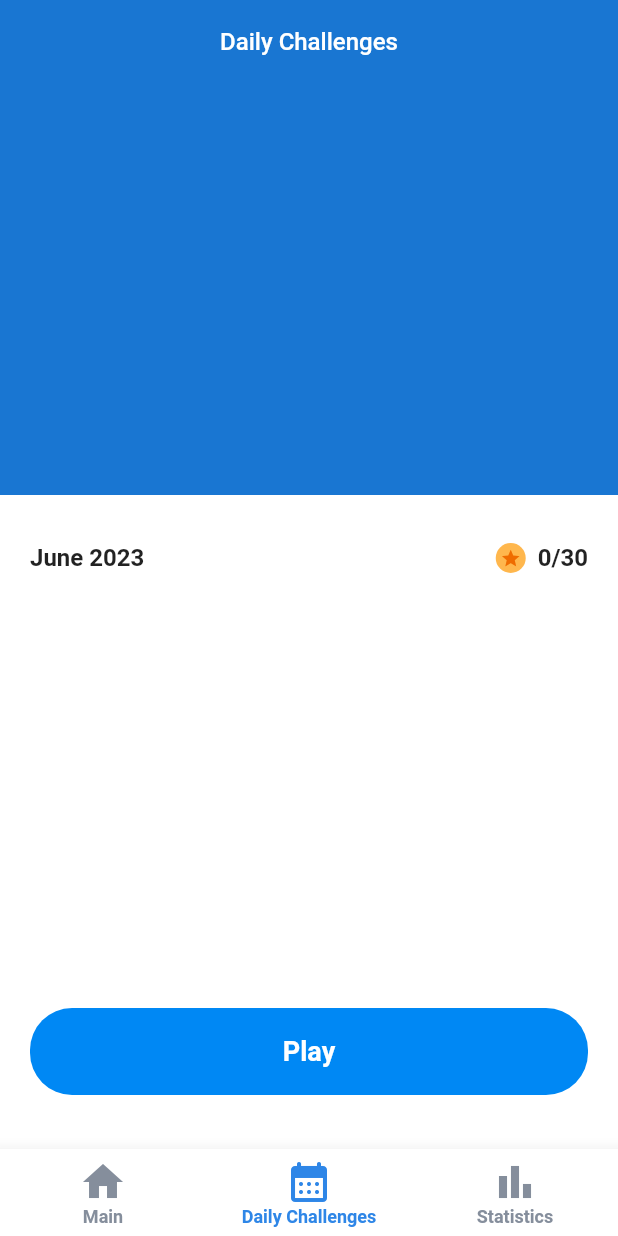
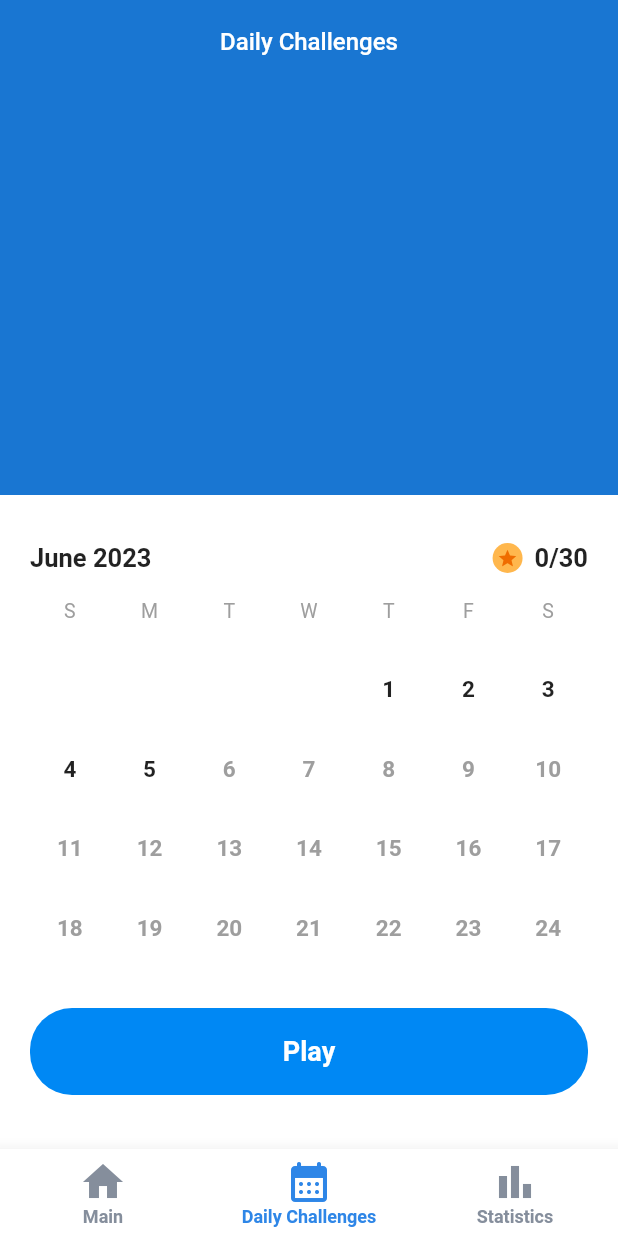
Before and after one commit to recepsenoglu/Flutter_Sudoku, a Flutter app: the screen it shows after launch, item 2 of the bottom bar chosen, on a phone screen of 412 x 824 dp. Run offline on Flutter 3.47's test engine with Material 2 defaults, Android fonts, the phone set to English and light mode, and no system bars; our stand-ins replace shared_preferences.

Commit message:
calendar created

```diff
--- a/lib/constant/constants.dart
+++ b/lib/constant/constants.dart
@@ -12,3 +12,5 @@ List<String> months = [
   'November',
   'December',
 ];
+
+List<String> days = ['S', 'M', 'T', 'W', 'T', 'F', 'S'];
--- a/lib/screens/daily_challenges_screen/daily_challenges_screen.dart
+++ b/lib/screens/daily_challenges_screen/daily_challenges_screen.dart
@@ -49,6 +49,9 @@ class CalendarWidget extends StatelessWidget {
   @override
   Widget build(BuildContext context) {
     final DateTime now = DateTime.now();
+
+    final int firstDayOfMonth = now.copyWith(day: 1).weekday;
+
     return Expanded(
       child: Padding(
         padding: const EdgeInsets.symmetric(vertical: 32, horizontal: 20),
@@ -69,7 +72,46 @@ class CalendarWidget extends StatelessWidget {
                   style: AppTextStyles.calendarDateTitle,
                 ),
               ],
-            )
+            ),
+            const SizedBox(height: 18),
+            Row(
+              children: List.generate(
+                days.length,
+                (index) {
+                  return Expanded(
+                    child: Text(
+                      days[index],
+                      textAlign: TextAlign.center,
+                      style: AppTextStyles.calendarDays,
+                    ),
+                  );
+                },
+              ),
+            ),
+            const SizedBox(height: 18),
+            Expanded(
+              child: GridView.count(
+                crossAxisCount: 7,
+                shrinkWrap: true,
+                children: List.generate(
+                  35,
+                  (index) {
+                    final int day = index - firstDayOfMonth + 1;
+                    final bool isFuture = day > now.day;
+                    final bool isCurrentMonth = index >= firstDayOfMonth;
+
+                    return Center(
+                      child: Text(
+                        isCurrentMonth ? '$day' : '',
+                        style: isFuture
+                            ? AppTextStyles.calendarFutureDate
+                            : AppTextStyles.calendarDate,
+                      ),
+                    );
+                  },
+                ),
+              ),
+            ),
           ],
         ),
       ),
--- a/lib/utils/text_styles.dart
+++ b/lib/utils/text_styles.dart
@@ -147,7 +147,20 @@ class AppTextStyles {
     fontWeight: FontWeight.w500,
   );
   static const _calendarDateTitle =
-      TextStyle(fontWeight: FontWeight.bold, fontSize: 16);
+      TextStyle(fontWeight: FontWeight.bold, fontSize: 17);
+
+  static const _calendarDays = TextStyle(
+    fontSize: 13,
+    color: Colors.grey,
+  );
+
+  static const _calendarDate =
+      TextStyle(fontSize: 15, fontWeight: FontWeight.bold);
+  static const _calendarFutureDate = TextStyle(
+    fontSize: 15,
+    fontWeight: FontWeight.bold,
+    color: Colors.grey,
+  );
 
   static TextStyle get appBarTitle => _appBarTitle;
 
@@ -194,4 +207,7 @@ class AppTextStyles {
 
   static TextStyle get dailyChallengesTitle => _dailyChallengesTitle;
   static TextStyle get calendarDateTitle => _calendarDateTitle;
+  static TextStyle get calendarDays => _calendarDays;
+  static TextStyle get calendarDate => _calendarDate;
+  static TextStyle get calendarFutureDate => _calendarFutureDate;
 }
```
Also changed, not shown: 1 other file.
